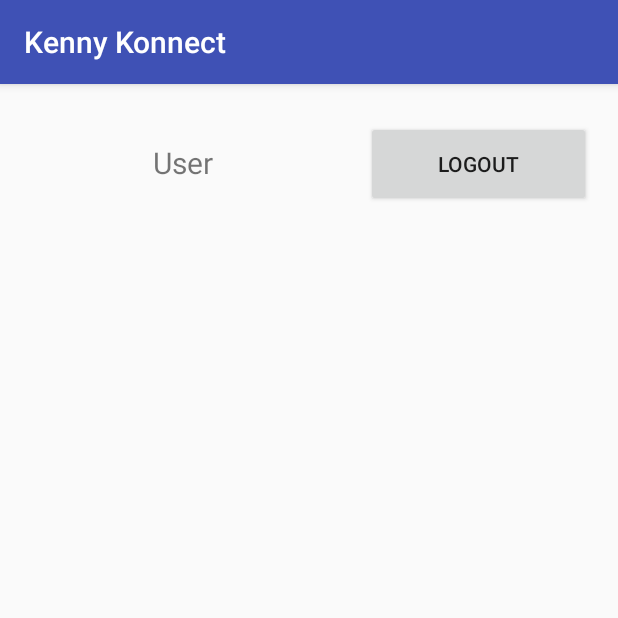
After one commit to KennyCorcoran/ChatApp, an Android app: the UserList screen opened directly, with no data from a screen before it, on a phone screen of 412 x 824 dp, the top half of it. The commit adds this screen. Run offline under Robolectric (Android 15) with nearby library versions, the phone set to English and light mode, and no system bars; our stand-ins replace Firebase (no records; nobody signed in at launch, a user with empty details on screens opened directly).

Commit message:
Updating files and adding a userlist page

```diff
--- a/app/src/main/AndroidManifest.xml
+++ b/app/src/main/AndroidManifest.xml
@@ -18,6 +18,7 @@
         </activity>
         <activity android:name=".RegisterActivity" />
         <activity android:name=".LoginActivity" />
+        <activity android:name=".UserList" />
     </application>
 
 </manifest>
--- a/app/src/main/java/com/example/magic/chatapp/LoginActivity.java
+++ b/app/src/main/java/com/example/magic/chatapp/LoginActivity.java
@@ -72,7 +72,7 @@ public class LoginActivity extends AppCompatActivity {
 
                 // If the user exists it will transfer the user to the main activity
                 if(dataSnapshot.hasChild(userID)){
-                    Intent loginIntent = new Intent(LoginActivity.this, MainActivity.class);
+                    Intent loginIntent = new Intent(LoginActivity.this, UserList.class);   //change userlist to mainactivity to pass userlist
                     startActivity(loginIntent);
                 }
             }
--- /dev/null
+++ b/app/src/main/java/com/example/magic/chatapp/UserList.java
@@ -0,0 +1,62 @@
+package com.example.magic.chatapp;
+
+import android.content.Intent;
+import android.os.Bundle;
+import android.support.annotation.NonNull;
+import android.support.v7.app.AppCompatActivity;
+import android.support.v7.widget.LinearLayoutManager;
+import android.support.v7.widget.RecyclerView;
+import android.view.View;
+
+import com.google.firebase.auth.FirebaseAuth;
+import com.google.firebase.database.DatabaseReference;
+import com.google.firebase.database.FirebaseDatabase;
+
+public class UserList extends AppCompatActivity{
+
+    private DatabaseReference mobileDB;
+    private RecyclerView userList;          //User List for the RecyclerView
+    private FirebaseAuth mobileAuth;        //App firebase Authentication
+    private FirebaseAuth.AuthStateListener mobileAuthListener;  //firebase Authentication Listener for the app
+
+
+    @Override
+    protected void onCreate(Bundle savedInstanceState) {
+        super.onCreate(savedInstanceState);
+        setContentView(R.layout.userlist);
+
+        //name = findViewById(R.id.currentUser);      //finds currentUser id from activity main xml
+        mobileDB = FirebaseDatabase.getInstance().getReference().child("Users"); // Gets the child Messages from the Realtime Database
+        userList = this.findViewById(R.id.userRec);   //sets the RecyclerView by finding the id messRec in activity_main xml
+        userList.setHasFixedSize(true); //sets the message list to a fixed size
+
+        // Creates a new layout manager and Sets the list to start from the end of the list
+        LinearLayoutManager linearLayoutManager = new LinearLayoutManager(this);
+
+        userList.setLayoutManager(linearLayoutManager);   // Sets the layout for the list
+
+        //gets the authentication
+        mobileAuth = FirebaseAuth.getInstance();
+
+        //creates a new listener
+        mobileAuthListener = new FirebaseAuth.AuthStateListener() {
+            @Override
+            public void onAuthStateChanged(@NonNull FirebaseAuth firebaseAuth) {
+                //Checks if the user is equal to null and if so it redirects to register class
+                if(firebaseAuth.getCurrentUser() == null){
+                    startActivity(new Intent(UserList.this,RegisterActivity.class));
+                }
+            }
+        };
+
+    }
+
+    // Logout Button
+    public void logoutButtonClick(View view) {
+
+        mobileAuth.signOut();// Signs out current user
+        startActivity(new Intent(UserList.this,LoginActivity.class));   //starts a new activity and send user to login in
+
+    }
+
+}
--- a/app/src/main/res/layout/register.xml
+++ b/app/src/main/res/layout/register.xml
@@ -24,6 +24,8 @@
         android:layout_marginStart="8dp"
         android:layout_marginTop="8dp"
         android:text="Sign In"
+        android:textSize="20dp"
+        android:gravity="center"
         app:layout_constraintEnd_toEndOf="parent"
         app:layout_constraintStart_toStartOf="parent"
         app:layout_constraintTop_toTopOf="parent" />
--- /dev/null
+++ b/app/src/main/res/layout/userlist.xml
@@ -0,0 +1,49 @@
+<?xml version="1.0" encoding="utf-8"?>
+<android.support.constraint.ConstraintLayout
+    xmlns:android="http://schemas.android.com/apk/res/android"
+    xmlns:app="http://schemas.android.com/apk/res-auto"
+    xmlns:tools="http://schemas.android.com/tools"
+    android:id="@+id/userlist"
+    android:layout_width="match_parent"
+    android:layout_height="match_parent">
+
+    <TextView
+        android:id="@+id/currentUser"
+        android:layout_width="186dp"
+        android:layout_height="56dp"
+        android:layout_marginBottom="8dp"
+        android:gravity="center"
+        android:text="User"
+        android:textSize="20sp"
+        app:layout_constraintBottom_toBottomOf="parent"
+        app:layout_constraintEnd_toStartOf="@+id/button3"
+        app:layout_constraintStart_toStartOf="parent"
+        app:layout_constraintTop_toTopOf="parent"
+        app:layout_constraintVertical_bias="0.035" />
+
+    <!-- Logout Button -->
+    <Button
+        android:id="@+id/button3"
+        android:layout_width="150dp"
+        android:layout_height="57dp"
+        android:onClick="logoutButtonClick"
+        android:text="Logout"
+        app:layout_constraintBottom_toBottomOf="parent"
+        app:layout_constraintEnd_toEndOf="parent"
+        app:layout_constraintHorizontal_bias="0.931"
+        app:layout_constraintStart_toStartOf="parent"
+        app:layout_constraintTop_toTopOf="parent"
+        app:layout_constraintVertical_bias="0.035" />
+
+    <android.support.v7.widget.RecyclerView
+        android:id="@+id/userRec"
+        android:layout_width="343dp"
+        android:layout_height="405dp"
+        android:layout_marginBottom="8dp"
+        android:layout_marginTop="8dp"
+        app:layout_constraintBottom_toBottomOf="parent"
+        app:layout_constraintEnd_toEndOf="parent"
+        app:layout_constraintStart_toStartOf="parent"
+        app:layout_constraintTop_toBottomOf="@+id/button3" />
+
+</android.support.constraint.ConstraintLayout>
```
Also changed, not shown: app/src/main/java/com/example/magic/chatapp/MainActivity.java (+24 -0 lines), app/src/main/java/com/example/magic/chatapp/Message.java (+15 -1 lines), app/src/main/res/layout/activity_main.xml (+66 -23 lines), 2 other files.
